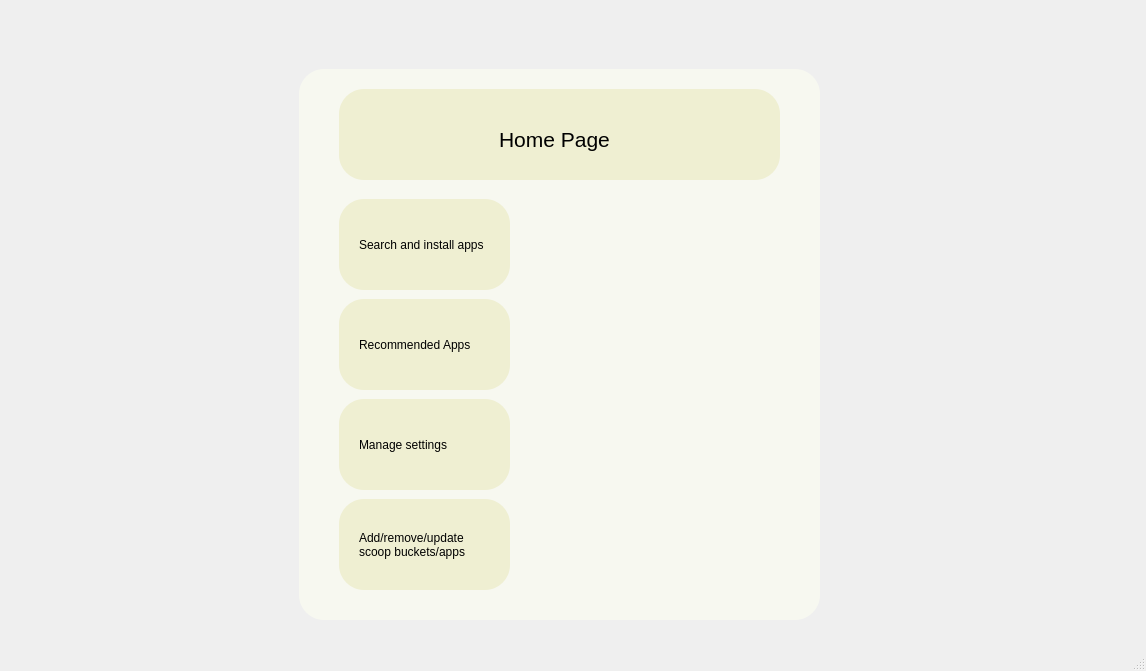
First picture: the form in scoopgui.ui, repository Fluorite-Apps/Fluorite-Store, before the edit.
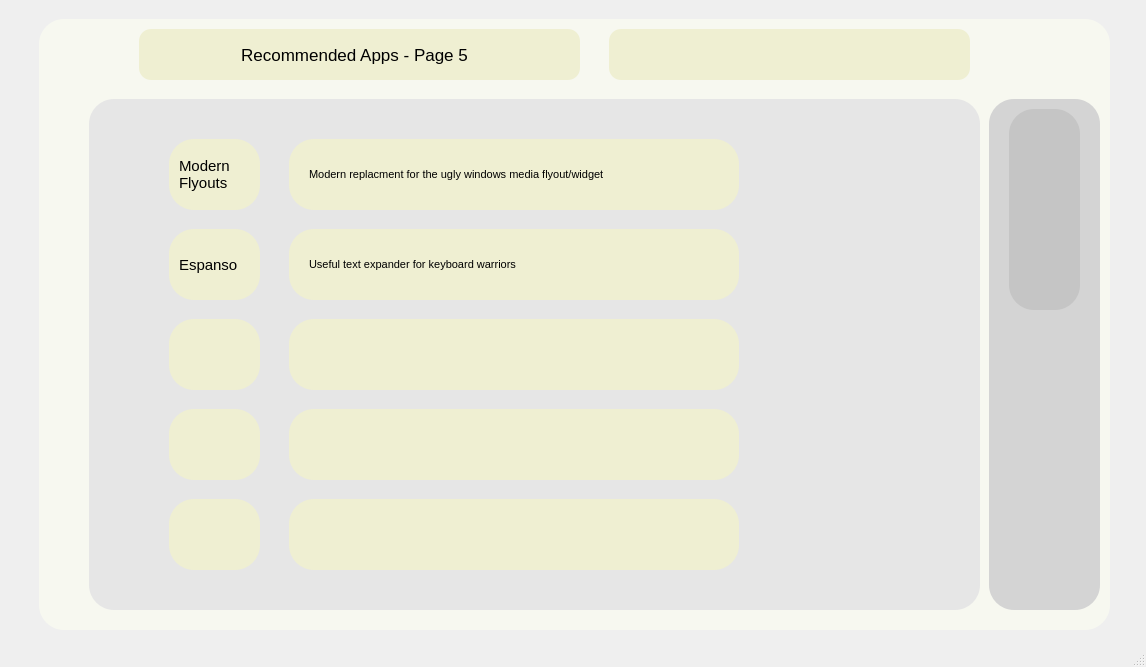
Second picture: the form after the edit. The open tabs and pages were chosen to show the change. Icons and pictures are not drawn.

Commit message: page 5 of starred apps

The edit to the form file:
```diff
--- a/scoopgui.ui
+++ b/scoopgui.ui
@@ -7,7 +7,7 @@
     <x>0</x>
     <y>0</y>
     <width>1146</width>
-    <height>671</height>
+    <height>667</height>
    </rect>
   </property>
   <property name="windowTitle">
@@ -6392,6 +6392,1079 @@
      <zorder>label_338</zorder>
      <zorder>back_button_frame_7</zorder>
     </widget>
+    <widget class="QWidget" name="recommended_apps_page_5">
+     <widget class="QFrame" name="recc_app_install_frame_21">
+      <property name="geometry">
+       <rect>
+        <x>770</x>
+        <y>410</y>
+        <width>131</width>
+        <height>71</height>
+       </rect>
+      </property>
+      <property name="cursor">
+       <cursorShape>PointingHandCursor</cursorShape>
+      </property>
+      <property name="styleSheet">
+       <string notr="true">QPushButton{
+	background-color: rgb(194, 234, 189);
+	padding: 12px;
+	border-radius: 25px;
+}
+QPushButton:pressed:hover{
+	background-color: rgb(238, 255, 231);
+	padding: 12px;
+	border-radius: 35px;
+}
+
+QPushButton:hover {
+	background-color: rgb(166, 197, 163);
+	padding: 12px;
+	border-radius: 25px;
+}</string>
+      </property>
+      <property name="frameShape">
+       <enum>QFrame::NoFrame</enum>
+      </property>
+      <property name="frameShadow">
+       <enum>QFrame::Raised</enum>
+      </property>
+      <property name="lineWidth">
+       <number>0</number>
+      </property>
+      <layout class="QHBoxLayout" name="recc_app_install_layout_21">
+       <property name="spacing">
+        <number>0</number>
+       </property>
+       <property name="leftMargin">
+        <number>0</number>
+       </property>
+       <property name="topMargin">
+        <number>0</number>
+       </property>
+       <property name="rightMargin">
+        <number>0</number>
+       </property>
+       <property name="bottomMargin">
+        <number>0</number>
+       </property>
+      </layout>
+     </widget>
+     <widget class="QLabel" name="label_117">
+      <property name="geometry">
+       <rect>
+        <x>300</x>
+        <y>250</y>
+        <width>411</width>
+        <height>31</height>
+       </rect>
+      </property>
+      <property name="font">
+       <font>
+        <pointsize>8</pointsize>
+       </font>
+      </property>
+      <property name="styleSheet">
+       <string notr="true"/>
+      </property>
+      <property name="text">
+       <string>Useful text expander for keyboard warriors</string>
+      </property>
+      <property name="wordWrap">
+       <bool>true</bool>
+      </property>
+     </widget>
+     <widget class="QLabel" name="label_95">
+      <property name="geometry">
+       <rect>
+        <x>300</x>
+        <y>340</y>
+        <width>411</width>
+        <height>31</height>
+       </rect>
+      </property>
+      <property name="font">
+       <font>
+        <pointsize>8</pointsize>
+       </font>
+      </property>
+      <property name="styleSheet">
+       <string notr="true"/>
+      </property>
+      <property name="text">
+       <string/>
+      </property>
+      <property name="wordWrap">
+       <bool>true</bool>
+      </property>
+     </widget>
+     <widget class="QLabel" name="label_123">
+      <property name="geometry">
+       <rect>
+        <x>80</x>
+        <y>100</y>
+        <width>891</width>
+        <height>511</height>
+       </rect>
+      </property>
+      <property name="styleSheet">
+       <string notr="true">QLabel {
+        	background-color: rgb(230, 230, 230);
+			padding: 12px;
+			border-radius: 25px;
+			border-bottom: 30px shadow;
+        }</string>
+      </property>
+      <property name="text">
+       <string/>
+      </property>
+     </widget>
+     <widget class="QLabel" name="label_181">
+      <property name="geometry">
+       <rect>
+        <x>610</x>
+        <y>40</y>
+        <width>51</width>
+        <height>31</height>
+       </rect>
+      </property>
+      <property name="font">
+       <font>
+        <pointsize>11</pointsize>
+       </font>
+      </property>
+      <property name="styleSheet">
+       <string notr="true"/>
+      </property>
+      <property name="text">
+       <string>Status:</string>
+      </property>
+     </widget>
+     <widget class="QLabel" name="label_127">
+      <property name="geometry">
+       <rect>
+        <x>170</x>
+        <y>340</y>
+        <width>71</width>
+        <height>31</height>
+       </rect>
+      </property>
+      <property name="font">
+       <font>
+        <pointsize>11</pointsize>
+       </font>
+      </property>
+      <property name="styleSheet">
+       <string notr="true"/>
+      </property>
+      <property name="text">
+       <string/>
+      </property>
+     </widget>
+     <widget class="QFrame" name="recc_app_install_frame_22">
+      <property name="geometry">
+       <rect>
+        <x>770</x>
+        <y>500</y>
+        <width>131</width>
+        <height>71</height>
+       </rect>
+      </property>
+      <property name="cursor">
+       <cursorShape>PointingHandCursor</cursorShape>
+      </property>
+      <property name="styleSheet">
+       <string notr="true">QPushButton{
+	background-color: rgb(194, 234, 189);
+	padding: 12px;
+	border-radius: 25px;
+}
+QPushButton:pressed:hover{
+	background-color: rgb(238, 255, 231);
+	padding: 12px;
+	border-radius: 35px;
+}
+
+QPushButton:hover {
+	background-color: rgb(166, 197, 163);
+	padding: 12px;
+	border-radius: 25px;
+}</string>
+      </property>
+      <property name="frameShape">
+       <enum>QFrame::NoFrame</enum>
+      </property>
+      <property name="frameShadow">
+       <enum>QFrame::Raised</enum>
+      </property>
+      <property name="lineWidth">
+       <number>0</number>
+      </property>
+      <layout class="QHBoxLayout" name="recc_app_install_layout_22">
+       <property name="spacing">
+        <number>0</number>
+       </property>
+       <property name="leftMargin">
+        <number>0</number>
+       </property>
+       <property name="topMargin">
+        <number>0</number>
+       </property>
+       <property name="rightMargin">
+        <number>0</number>
+       </property>
+       <property name="bottomMargin">
+        <number>0</number>
+       </property>
+      </layout>
+     </widget>
+     <widget class="QLabel" name="label_129">
+      <property name="geometry">
+       <rect>
+        <x>160</x>
+        <y>320</y>
+        <width>91</width>
+        <height>71</height>
+       </rect>
+      </property>
+      <property name="styleSheet">
+       <string notr="true">QLabel {
+            color: yellow;
+			background-color: rgb(239, 239, 210);
+			padding: 12px;
+			border-radius: 25px;
+			border-bottom: 30px shadow;
+        }</string>
+      </property>
+      <property name="text">
+       <string/>
+      </property>
+     </widget>
+     <widget class="QLabel" name="label_135">
+      <property name="geometry">
+       <rect>
+        <x>280</x>
+        <y>140</y>
+        <width>450</width>
+        <height>71</height>
+       </rect>
+      </property>
+      <property name="styleSheet">
+       <string notr="true">QLabel {
+            color: yellow;
+			
+	background-color: rgb(239, 239, 210);
+			padding: 12px;
+			border-radius: 25px;
+			border-bottom: 30px shadow;
+        }
+</string>
+      </property>
+      <property name="text">
+       <string/>
+      </property>
+     </widget>
+     <widget class="QLabel" name="label_139">
+      <property name="geometry">
+       <rect>
+        <x>980</x>
+        <y>100</y>
+        <width>111</width>
+        <height>511</height>
+       </rect>
+      </property>
+      <property name="styleSheet">
+       <string notr="true">QLabel {
+        	
+			
+	background-color: rgb(212, 212, 212);
+			padding: 12px;
+			border-radius: 25px;
+			border-bottom: 30px shadow;
+        }</string>
+      </property>
+      <property name="text">
+       <string/>
+      </property>
+     </widget>
+     <widget class="QLabel" name="label_145">
+      <property name="geometry">
+       <rect>
+        <x>1000</x>
+        <y>110</y>
+        <width>71</width>
+        <height>201</height>
+       </rect>
+      </property>
+      <property name="styleSheet">
+       <string notr="true">QLabel {
+        	
+	background-color: rgb(197, 197, 197);
+			padding: 12px;
+			border-radius: 25px;
+			border-bottom: 30px shadow;
+        }</string>
+      </property>
+      <property name="text">
+       <string/>
+      </property>
+     </widget>
+     <widget class="QLabel" name="label_151">
+      <property name="geometry">
+       <rect>
+        <x>290</x>
+        <y>520</y>
+        <width>411</width>
+        <height>31</height>
+       </rect>
+      </property>
+      <property name="font">
+       <font>
+        <pointsize>8</pointsize>
+       </font>
+      </property>
+      <property name="styleSheet">
+       <string notr="true"/>
+      </property>
+      <property name="text">
+       <string/>
+      </property>
+      <property name="wordWrap">
+       <bool>true</bool>
+      </property>
+     </widget>
+     <widget class="QLabel" name="label_155">
+      <property name="geometry">
+       <rect>
+        <x>170</x>
+        <y>150</y>
+        <width>71</width>
+        <height>51</height>
+       </rect>
+      </property>
+      <property name="font">
+       <font>
+        <pointsize>11</pointsize>
+       </font>
+      </property>
+      <property name="styleSheet">
+       <string notr="true"/>
+      </property>
+      <property name="text">
+       <string>Modern Flyouts</string>
+      </property>
+      <property name="wordWrap">
+       <bool>true</bool>
+      </property>
+     </widget>
+     <widget class="QLabel" name="label_157">
+      <property name="geometry">
+       <rect>
+        <x>30</x>
+        <y>20</y>
+        <width>1071</width>
+        <height>611</height>
+       </rect>
+      </property>
+      <property name="styleSheet">
+       <string notr="true">QLabel {
+            color: yellow;
+			
+	background-color: rgb(247, 248, 240);
+			padding: 12px;
+			border-radius: 25px;
+			border-bottom: 30px shadow;
+        }</string>
+      </property>
+      <property name="text">
+       <string/>
+      </property>
+     </widget>
+     <widget class="QFrame" name="status_indicator_frame_5">
+      <property name="geometry">
+       <rect>
+        <x>660</x>
+        <y>30</y>
+        <width>281</width>
+        <height>51</height>
+       </rect>
+      </property>
+      <property name="cursor">
+       <cursorShape>PointingHandCursor</cursorShape>
+      </property>
+      <property name="styleSheet">
+       <string notr="true"/>
+      </property>
+      <property name="frameShape">
+       <enum>QFrame::NoFrame</enum>
+      </property>
+      <property name="frameShadow">
+       <enum>QFrame::Raised</enum>
+      </property>
+      <property name="lineWidth">
+       <number>0</number>
+      </property>
+      <layout class="QHBoxLayout" name="status_indicator_layout_5">
+       <property name="spacing">
+        <number>0</number>
+       </property>
+       <property name="leftMargin">
+        <number>0</number>
+       </property>
+       <property name="topMargin">
+        <number>0</number>
+       </property>
+       <property name="rightMargin">
+        <number>0</number>
+       </property>
+       <property name="bottomMargin">
+        <number>0</number>
+       </property>
+      </layout>
+     </widget>
+     <widget class="QFrame" name="recc_app_install_frame_23">
+      <property name="geometry">
+       <rect>
+        <x>770</x>
+        <y>140</y>
+        <width>131</width>
+        <height>71</height>
+       </rect>
+      </property>
+      <property name="cursor">
+       <cursorShape>PointingHandCursor</cursorShape>
+      </property>
+      <property name="styleSheet">
+       <string notr="true">QPushButton{
+	background-color: rgb(194, 234, 189);
+	padding: 12px;
+	border-radius: 25px;
+}
+QPushButton:pressed:hover{
+	background-color: rgb(238, 255, 231);
+	padding: 12px;
+	border-radius: 35px;
+}
+
+QPushButton:hover {
+	background-color: rgb(166, 197, 163);
+	padding: 12px;
+	border-radius: 25px;
+}</string>
+      </property>
+      <property name="frameShape">
+       <enum>QFrame::NoFrame</enum>
+      </property>
+      <property name="frameShadow">
+       <enum>QFrame::Raised</enum>
+      </property>
+      <property name="lineWidth">
+       <number>0</number>
+      </property>
+      <layout class="QHBoxLayout" name="recc_app_install_layout_1_21">
+       <property name="spacing">
+        <number>0</number>
+       </property>
+       <property name="leftMargin">
+        <number>0</number>
+       </property>
+       <property name="topMargin">
+        <number>0</number>
+       </property>
+       <property name="rightMargin">
+        <number>0</number>
+       </property>
+       <property name="bottomMargin">
+        <number>0</number>
+       </property>
+      </layout>
+     </widget>
+     <widget class="QFrame" name="recc_app_install_frame_24">
+      <property name="geometry">
+       <rect>
+        <x>770</x>
+        <y>320</y>
+        <width>131</width>
+        <height>71</height>
+       </rect>
+      </property>
+      <property name="cursor">
+       <cursorShape>PointingHandCursor</cursorShape>
+      </property>
+      <property name="styleSheet">
+       <string notr="true">QPushButton{
+	background-color: rgb(194, 234, 189);
+	padding: 12px;
+	border-radius: 25px;
+}
+QPushButton:pressed:hover{
+	background-color: rgb(238, 255, 231);
+	padding: 12px;
+	border-radius: 35px;
+}
+
+QPushButton:hover {
+	background-color: rgb(166, 197, 163);
+	padding: 12px;
+	border-radius: 25px;
+}</string>
+      </property>
+      <property name="frameShape">
+       <enum>QFrame::NoFrame</enum>
+      </property>
+      <property name="frameShadow">
+       <enum>QFrame::Raised</enum>
+      </property>
+      <property name="lineWidth">
+       <number>0</number>
+      </property>
+      <layout class="QHBoxLayout" name="recc_app_install_layout_1_23">
+       <property name="spacing">
+        <number>0</number>
+       </property>
+       <property name="leftMargin">
+        <number>0</number>
+       </property>
+       <property name="topMargin">
+        <number>0</number>
+       </property>
+       <property name="rightMargin">
+        <number>0</number>
+       </property>
+       <property name="bottomMargin">
+        <number>0</number>
+       </property>
+      </layout>
+     </widget>
+     <widget class="QLabel" name="title_7">
+      <property name="geometry">
+       <rect>
+        <x>180</x>
+        <y>35</y>
+        <width>331</width>
+        <height>41</height>
+       </rect>
+      </property>
+      <property name="font">
+       <font>
+        <pointsize>13</pointsize>
+       </font>
+      </property>
+      <property name="styleSheet">
+       <string notr="true"/>
+      </property>
+      <property name="text">
+       <string>Recommended Apps - Page 5</string>
+      </property>
+      <property name="alignment">
+       <set>Qt::AlignCenter</set>
+      </property>
+     </widget>
+     <widget class="QLabel" name="label_163">
+      <property name="geometry">
+       <rect>
+        <x>160</x>
+        <y>500</y>
+        <width>91</width>
+        <height>71</height>
+       </rect>
+      </property>
+      <property name="styleSheet">
+       <string notr="true">QLabel {
+            color: yellow;
+			background-color: rgb(239, 239, 210);
+			padding: 12px;
+			border-radius: 25px;
+			border-bottom: 30px shadow;
+        }</string>
+      </property>
+      <property name="text">
+       <string/>
+      </property>
+     </widget>
+     <widget class="QLabel" name="label_167">
+      <property name="geometry">
+       <rect>
+        <x>170</x>
+        <y>510</y>
+        <width>71</width>
+        <height>51</height>
+       </rect>
+      </property>
+      <property name="font">
+       <font>
+        <pointsize>11</pointsize>
+       </font>
+      </property>
+      <property name="styleSheet">
+       <string notr="true"/>
+      </property>
+      <property name="text">
+       <string/>
+      </property>
+      <property name="wordWrap">
+       <bool>true</bool>
+      </property>
+     </widget>
+     <widget class="QLabel" name="label_182">
+      <property name="geometry">
+       <rect>
+        <x>280</x>
+        <y>410</y>
+        <width>450</width>
+        <height>71</height>
+       </rect>
+      </property>
+      <property name="styleSheet">
+       <string notr="true">QLabel {
+            color: yellow;
+			
+	background-color: rgb(239, 239, 210);
+			padding: 12px;
+			border-radius: 25px;
+			border-bottom: 30px shadow;
+        }
+</string>
+      </property>
+      <property name="text">
+       <string/>
+      </property>
+     </widget>
+     <widget class="QFrame" name="back_button_frame_3">
+      <property name="geometry">
+       <rect>
+        <x>1010</x>
+        <y>120</y>
+        <width>51</width>
+        <height>181</height>
+       </rect>
+      </property>
+      <property name="cursor">
+       <cursorShape>PointingHandCursor</cursorShape>
+      </property>
+      <property name="styleSheet">
+       <string notr="true">QPushButton{
+	
+	
+	font: 16pt &quot;Montserrat&quot;;
+	background-color: rgb(197, 238, 203);
+	padding: 12px;
+	border-radius: 15px;
+}
+QPushButton:pressed:hover{
+	background-color: rgb(238, 255, 231);
+	padding: 12px;
+	border-radius: 25px;
+}
+
+QPushButton:hover {
+	background-color: rgb(166, 197, 163);
+	padding: 12px;
+	border-radius: 25px;
+}</string>
+      </property>
+      <property name="frameShape">
+       <enum>QFrame::NoFrame</enum>
+      </property>
+      <property name="frameShadow">
+       <enum>QFrame::Raised</enum>
+      </property>
+      <property name="lineWidth">
+       <number>0</number>
+      </property>
+      <layout class="QHBoxLayout" name="return_home_layout_5">
+       <property name="spacing">
+        <number>0</number>
+       </property>
+       <property name="leftMargin">
+        <number>0</number>
+       </property>
+       <property name="topMargin">
+        <number>0</number>
+       </property>
+       <property name="rightMargin">
+        <number>0</number>
+       </property>
+       <property name="bottomMargin">
+        <number>0</number>
+       </property>
+      </layout>
+     </widget>
+     <widget class="QLabel" name="label_89">
+      <property name="geometry">
+       <rect>
+        <x>170</x>
+        <y>240</y>
+        <width>71</width>
+        <height>51</height>
+       </rect>
+      </property>
+      <property name="font">
+       <font>
+        <pointsize>11</pointsize>
+       </font>
+      </property>
+      <property name="styleSheet">
+       <string notr="true"/>
+      </property>
+      <property name="text">
+       <string>Espanso</string>
+      </property>
+      <property name="wordWrap">
+       <bool>true</bool>
+      </property>
+     </widget>
+     <widget class="QLabel" name="label_183">
+      <property name="geometry">
+       <rect>
+        <x>280</x>
+        <y>500</y>
+        <width>450</width>
+        <height>71</height>
+       </rect>
+      </property>
+      <property name="styleSheet">
+       <string notr="true">QLabel {
+            color: yellow;
+			
+	background-color: rgb(239, 239, 210);
+			padding: 12px;
+			border-radius: 25px;
+			border-bottom: 30px shadow;
+        }
+</string>
+      </property>
+      <property name="text">
+       <string/>
+      </property>
+     </widget>
+     <widget class="QLabel" name="label_184">
+      <property name="geometry">
+       <rect>
+        <x>280</x>
+        <y>320</y>
+        <width>450</width>
+        <height>71</height>
+       </rect>
+      </property>
+      <property name="styleSheet">
+       <string notr="true">QLabel {
+            color: yellow;
+			
+	background-color: rgb(239, 239, 210);
+			padding: 12px;
+			border-radius: 25px;
+			border-bottom: 30px shadow;
+        }
+</string>
+      </property>
+      <property name="text">
+       <string/>
+      </property>
+     </widget>
+     <widget class="QLabel" name="label_185">
+      <property name="geometry">
+       <rect>
+        <x>130</x>
+        <y>30</y>
+        <width>441</width>
+        <height>51</height>
+       </rect>
+      </property>
+      <property name="styleSheet">
+       <string notr="true">QLabel {
+            color: yellow;
+			
+	      background-color: rgb(239, 239, 210);
+			padding: 12px;
+			border-radius: 12px;
+			border-bottom: 30px shadow;
+        }
+</string>
+      </property>
+      <property name="text">
+       <string/>
+      </property>
+     </widget>
+     <widget class="QLabel" name="label_186">
+      <property name="geometry">
+       <rect>
+        <x>280</x>
+        <y>230</y>
+        <width>450</width>
+        <height>71</height>
+       </rect>
+      </property>
+      <property name="styleSheet">
+       <string notr="true">QLabel {
+            color: yellow;
+			
+	background-color: rgb(239, 239, 210);
+			padding: 12px;
+			border-radius: 25px;
+			border-bottom: 30px shadow;
+        }
+</string>
+      </property>
+      <property name="text">
+       <string/>
+      </property>
+     </widget>
+     <widget class="QLabel" name="label_187">
+      <property name="geometry">
+       <rect>
+        <x>300</x>
+        <y>160</y>
+        <width>411</width>
+        <height>31</height>
+       </rect>
+      </property>
+      <property name="font">
+       <font>
+        <pointsize>8</pointsize>
+       </font>
+      </property>
+      <property name="styleSheet">
+       <string notr="true"/>
+      </property>
+      <property name="text">
+       <string>Modern replacment for the ugly windows media flyout/widget</string>
+      </property>
+      <property name="wordWrap">
+       <bool>true</bool>
+      </property>
+     </widget>
+     <widget class="QFrame" name="recc_app_install_frame_25">
+      <property name="geometry">
+       <rect>
+        <x>770</x>
+        <y>230</y>
+        <width>131</width>
+        <height>71</height>
+       </rect>
+      </property>
+      <property name="cursor">
+       <cursorShape>PointingHandCursor</cursorShape>
+      </property>
+      <property name="styleSheet">
+       <string notr="true">QPushButton{
+	background-color: rgb(194, 234, 189);
+	padding: 12px;
+	border-radius: 25px;
+}
+QPushButton:pressed:hover{
+	background-color: rgb(238, 255, 231);
+	padding: 12px;
+	border-radius: 35px;
+}
+
+QPushButton:hover {
+	background-color: rgb(166, 197, 163);
+	padding: 12px;
+	border-radius: 25px;
+}</string>
+      </property>
+      <property name="frameShape">
+       <enum>QFrame::NoFrame</enum>
+      </property>
+      <property name="frameShadow">
+       <enum>QFrame::Raised</enum>
+      </property>
+      <property name="lineWidth">
+       <number>0</number>
+      </property>
+      <layout class="QHBoxLayout" name="recc_app_install_layout_1_22">
+       <property name="spacing">
+        <number>0</number>
+       </property>
+       <property name="leftMargin">
+        <number>0</number>
+       </property>
+       <property name="topMargin">
+        <number>0</number>
+       </property>
+       <property name="rightMargin">
+        <number>0</number>
+       </property>
+       <property name="bottomMargin">
+        <number>0</number>
+       </property>
+      </layout>
+     </widget>
+     <widget class="QLabel" name="label_188">
+      <property name="geometry">
+       <rect>
+        <x>160</x>
+        <y>230</y>
+        <width>91</width>
+        <height>71</height>
+       </rect>
+      </property>
+      <property name="styleSheet">
+       <string notr="true">QLabel {
+            color: yellow;
+			background-color: rgb(239, 239, 210);
+			padding: 12px;
+			border-radius: 25px;
+			border-bottom: 30px shadow;
+        }</string>
+      </property>
+      <property name="text">
+       <string/>
+      </property>
+     </widget>
+     <widget class="QLabel" name="label_189">
+      <property name="geometry">
+       <rect>
+        <x>160</x>
+        <y>410</y>
+        <width>91</width>
+        <height>71</height>
+       </rect>
+      </property>
+      <property name="styleSheet">
+       <string notr="true">QLabel {
+            color: yellow;
+			background-color: rgb(239, 239, 210);
+			padding: 12px;
+			border-radius: 25px;
+			border-bottom: 30px shadow;
+        }</string>
+      </property>
+      <property name="text">
+       <string/>
+      </property>
+     </widget>
+     <widget class="QLabel" name="label_190">
+      <property name="geometry">
+       <rect>
+        <x>600</x>
+        <y>30</y>
+        <width>361</width>
+        <height>51</height>
+       </rect>
+      </property>
+      <property name="styleSheet">
+       <string notr="true">QLabel {
+            color: yellow;
+			
+	      background-color: rgb(239, 239, 210);
+			padding: 12px;
+			border-radius: 12px;
+			border-bottom: 30px shadow;
+        }
+</string>
+      </property>
+      <property name="text">
+       <string/>
+      </property>
+     </widget>
+     <widget class="QLabel" name="label_191">
+      <property name="geometry">
+       <rect>
+        <x>160</x>
+        <y>140</y>
+        <width>91</width>
+        <height>71</height>
+       </rect>
+      </property>
+      <property name="styleSheet">
+       <string notr="true">QLabel {
+            color: yellow;
+			background-color: rgb(239, 239, 210);
+			padding: 12px;
+			border-radius: 25px;
+			border-bottom: 30px shadow;
+        }</string>
+      </property>
+      <property name="text">
+       <string/>
+      </property>
+     </widget>
+     <widget class="QLabel" name="label_192">
+      <property name="geometry">
+       <rect>
+        <x>170</x>
+        <y>420</y>
+        <width>71</width>
+        <height>51</height>
+       </rect>
+      </property>
+      <property name="font">
+       <font>
+        <pointsize>11</pointsize>
+       </font>
+      </property>
+      <property name="styleSheet">
+       <string notr="true"/>
+      </property>
+      <property name="text">
+       <string/>
+      </property>
+      <property name="wordWrap">
+       <bool>true</bool>
+      </property>
+     </widget>
+     <widget class="QLabel" name="label_193">
+      <property name="geometry">
+       <rect>
+        <x>290</x>
+        <y>430</y>
+        <width>411</width>
+        <height>31</height>
+       </rect>
+      </property>
+      <property name="font">
+       <font>
+        <pointsize>8</pointsize>
+       </font>
+      </property>
+      <property name="styleSheet">
+       <string notr="true"/>
+      </property>
+      <property name="text">
+       <string/>
+      </property>
+      <property name="wordWrap">
+       <bool>true</bool>
+      </property>
+     </widget>
+     <zorder>label_157</zorder>
+     <zorder>label_123</zorder>
+     <zorder>recc_app_install_frame_21</zorder>
+     <zorder>label_181</zorder>
+     <zorder>recc_app_install_frame_22</zorder>
+     <zorder>recc_app_install_frame_23</zorder>
+     <zorder>recc_app_install_frame_24</zorder>
+     <zorder>label_163</zorder>
+     <zorder>label_167</zorder>
+     <zorder>label_182</zorder>
+     <zorder>label_183</zorder>
+     <zorder>label_184</zorder>
+     <zorder>label_185</zorder>
+     <zorder>label_186</zorder>
+     <zorder>label_188</zorder>
+     <zorder>label_189</zorder>
+     <zorder>label_190</zorder>
+     <zorder>label_191</zorder>
+     <zorder>label_192</zorder>
+     <zorder>label_193</zorder>
+     <zorder>label_155</zorder>
+     <zorder>label_151</zorder>
+     <zorder>label_139</zorder>
+     <zorder>label_145</zorder>
+     <zorder>label_135</zorder>
+     <zorder>label_129</zorder>
+     <zorder>label_127</zorder>
+     <zorder>label_117</zorder>
+     <zorder>title_7</zorder>
+     <zorder>status_indicator_frame_5</zorder>
+     <zorder>recc_app_install_frame_25</zorder>
+     <zorder>label_95</zorder>
+     <zorder>label_89</zorder>
+     <zorder>label_187</zorder>
+     <zorder>back_button_frame_3</zorder>
+    </widget>
     <widget class="QWidget" name="recommended_apps_page_1">
      <widget class="QLabel" name="label_86">
       <property name="geometry">
```
Left out of the diff: 4 changed lines with no effect on the pictures. The commit also changes 2 other files.
